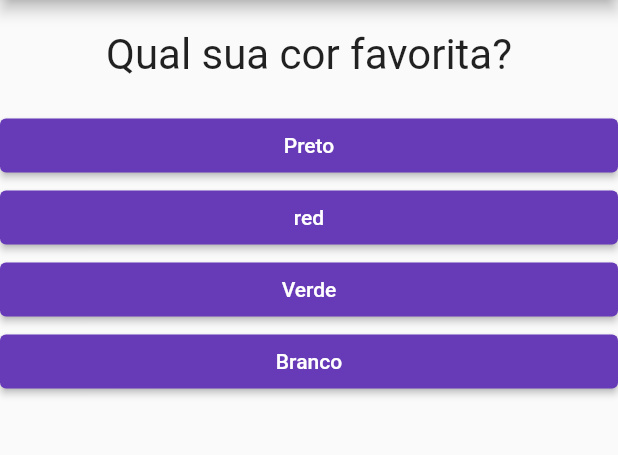
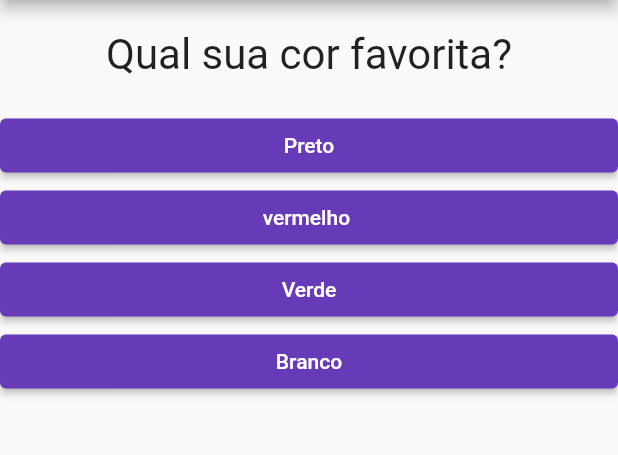
Before and after one commit to CimyJr/flutter, a Flutter app: the screen it shows after launch, on a phone screen of 412 x 824 dp, the part 84-539 px from its top. Run offline on Flutter 3.47's test engine with Material 2 defaults, Android fonts, the phone set to English and light mode, and no system bars.

Commit message:
4th commit

```diff
--- a/lib/main.dart
+++ b/lib/main.dart
@@ -5,21 +5,11 @@ import './resposta.dart';
 main() => runApp(PerguntaAPP());
 
 class _PerguntaAppState extends State<PerguntaAPP> {
-  int perguntaSelecionada = 0;
-
-  void _responder() {
-    setState(() {
-      perguntaSelecionada++;
-    });
-    print('Pergunta respondida :D');
-  }
-
-  @override
-  Widget build(BuildContext context) {
-    final List<Map> perguntas = [
+  int _perguntaSelecionada = 0;
+final List<Map> _perguntas = const [
       {
         'texto': "Qual sua cor favorita?",
-        'resposta': ['Preto', 'red', 'Verde', 'Branco']
+        'resposta': ['Preto', 'vermelho ', 'Verde', 'Branco']
       },
       {
         'texto': "Qual seu animal favorito?",
@@ -31,11 +21,26 @@ class _PerguntaAppState extends State<PerguntaAPP> {
       },
     ];
 
-    List<Widget> respostas = [];
 
-    for (var textoResp in perguntas[perguntaSelecionada]['resposta']) {
-      respostas.add(Resposta(textoResp, _responder));
-    }
+  void _responder() {
+    setState(() {
+      _perguntaSelecionada++;
+    });
+    // print('Pergunta respondida :D');
+  }
+
+  bool get temPerguntaSelecionada{
+    return _perguntaSelecionada < _perguntas.length;
+  }
+
+  @override
+  Widget build(BuildContext context) {
+
+    List<String> respostas = temPerguntaSelecionada ? _perguntas[_perguntaSelecionada]['resposta'] : [];
+
+    // for (var textoResp in repostas) {
+      // widgets.add(Resposta(textoResp, _responder));
+    // }
 
     return MaterialApp(
       darkTheme: ThemeData.dark(),
@@ -45,8 +50,8 @@ class _PerguntaAppState extends State<PerguntaAPP> {
           ),
           body: Column(
             children: [
-              Questao(perguntas[perguntaSelecionada]['texto']),
-              ...respostas,
+              Questao(_perguntas[_perguntaSelecionada]['texto']),
+              ...respostas.map((t) => Resposta(t, _responder)).toList(),
             ],
           )),
     );
```
